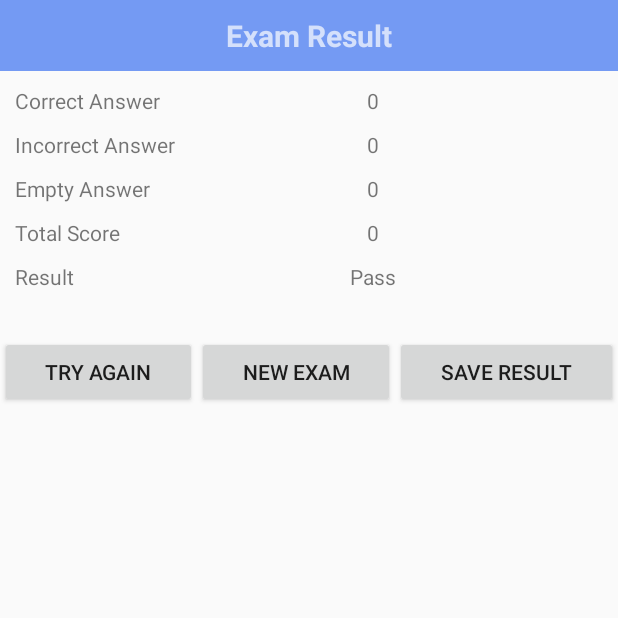
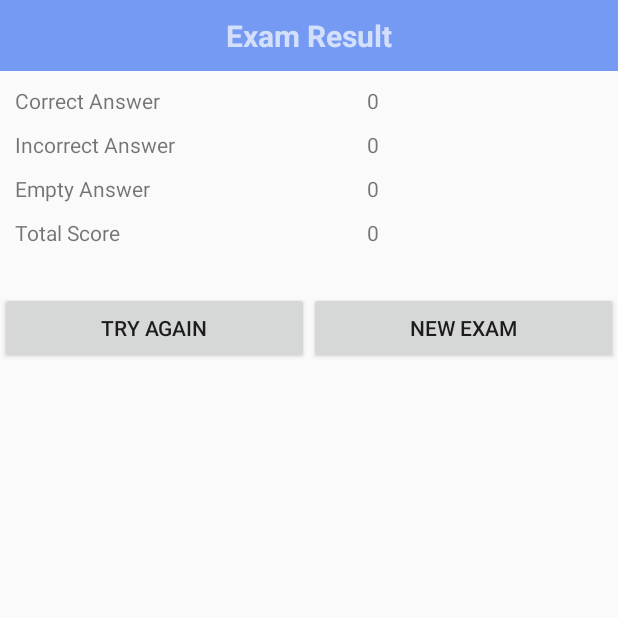
Before and after one commit to Frankvnese2201/DrivingTest, an Android app: the ResultActivity screen opened directly, with no data from a screen before it, on a phone screen of 412 x 824 dp, the top half of it. Run offline under Robolectric (Android 15) with nearby library versions, the phone set to English and light mode, and no system bars; 1 statement that could not run was skipped.

Commit message:
Changing some layouts

```diff
--- a/app/src/main/java/com/example/drivingtest/MainActivity.java
+++ b/app/src/main/java/com/example/drivingtest/MainActivity.java
@@ -126,11 +126,6 @@ public class  MainActivity extends AppCompatActivity {
                         }
                         // close drawer when item is tapped
                         mDrawerLayout.closeDrawers();
-
-
-                        // Add code here to update the UI based on the item selected
-                        // For example, swap UI fragments here
-
                         return true;
                     }
                 });
--- a/app/src/main/java/com/example/drivingtest/question/QuestionController.java
+++ b/app/src/main/java/com/example/drivingtest/question/QuestionController.java
@@ -30,7 +30,7 @@ public class QuestionController {
                         cursor.getString(4),
                         cursor.getString(5),
                         cursor.getString(6),
-                        cursor.getInt(7),
+                         cursor.getInt(7),
                         cursor.getString(8),
                         cursor.getString(9),"");
                 listQuestion.add(item);
--- a/app/src/main/java/com/example/drivingtest/slide/ScreenSlideActivity.java
+++ b/app/src/main/java/com/example/drivingtest/slide/ScreenSlideActivity.java
@@ -172,8 +172,6 @@ public class ScreenSlideActivity extends FragmentActivity {
     {
         Dialog dialog=new Dialog(this);
         dialog.setContentView(R.layout.check_answer_dialog);
-        dialog.setTitle("List Of Answers");
-
         CheckAnswerAdapter answerAdapter = new CheckAnswerAdapter(arr_Ques,this);
         GridView gvLsQuestion =(GridView) dialog.findViewById(R.id.gvLsQuestion);
         gvLsQuestion.setAdapter(answerAdapter);
@@ -185,6 +183,7 @@ public class ScreenSlideActivity extends FragmentActivity {
                 dialog.dismiss();
             }
         });
+
         Button btnCancle, btnFinish;
         btnCancle=(Button) dialog.findViewById(R.id.btnCancle);
         btnFinish=(Button) dialog.findViewById(R.id.btnFinish);
--- a/app/src/main/java/com/example/drivingtest/slide/ScreenSlidePageFragment.java
+++ b/app/src/main/java/com/example/drivingtest/slide/ScreenSlidePageFragment.java
@@ -41,6 +41,7 @@ public class ScreenSlidePageFragment extends Fragment {
         arr_Quest= slideActivity.getData(); //get data to array question
 
         mPageNumber= getArguments().getInt("page"); //get position
+
         checkAns=getArguments().getInt("checkAnswer");
     }
 
--- a/app/src/main/res/layout/activity_result.xml
+++ b/app/src/main/res/layout/activity_result.xml
@@ -110,28 +110,6 @@
     <LinearLayout
         android:layout_width="match_parent"
         android:layout_height="wrap_content"
-        android:layout_marginTop="10dp"
-        android:orientation="horizontal"
-        android:paddingLeft="10dp">
-
-        <TextView
-
-            android:layout_width="75dp"
-            android:layout_height="wrap_content"
-            android:layout_weight="1"
-            android:text="Result" />
-
-        <TextView
-            android:id="@+id/tvFinalResult"
-            android:layout_width="wrap_content"
-            android:layout_height="wrap_content"
-            android:layout_weight="1"
-            android:text="Pass" />
-    </LinearLayout>
-
-    <LinearLayout
-        android:layout_width="match_parent"
-        android:layout_height="wrap_content"
         android:layout_marginTop="30dp"
         android:orientation="horizontal">
 
@@ -149,12 +127,6 @@
             android:layout_weight="1"
             android:text="New Exam" />
 
-        <Button
-            android:id="@+id/btnSaveScore"
-            android:layout_width="wrap_content"
-            android:layout_height="wrap_content"
-            android:layout_weight="1"
-            android:text="Save Result" />
     </LinearLayout>
 
 </LinearLayout>
```
Also changed, not shown: app/src/main/java/com/example/drivingtest/question/DBHelper.java (+10 -11 lines), app/src/main/res/layout/check_answer_dialog.xml (+11 -0 lines).
